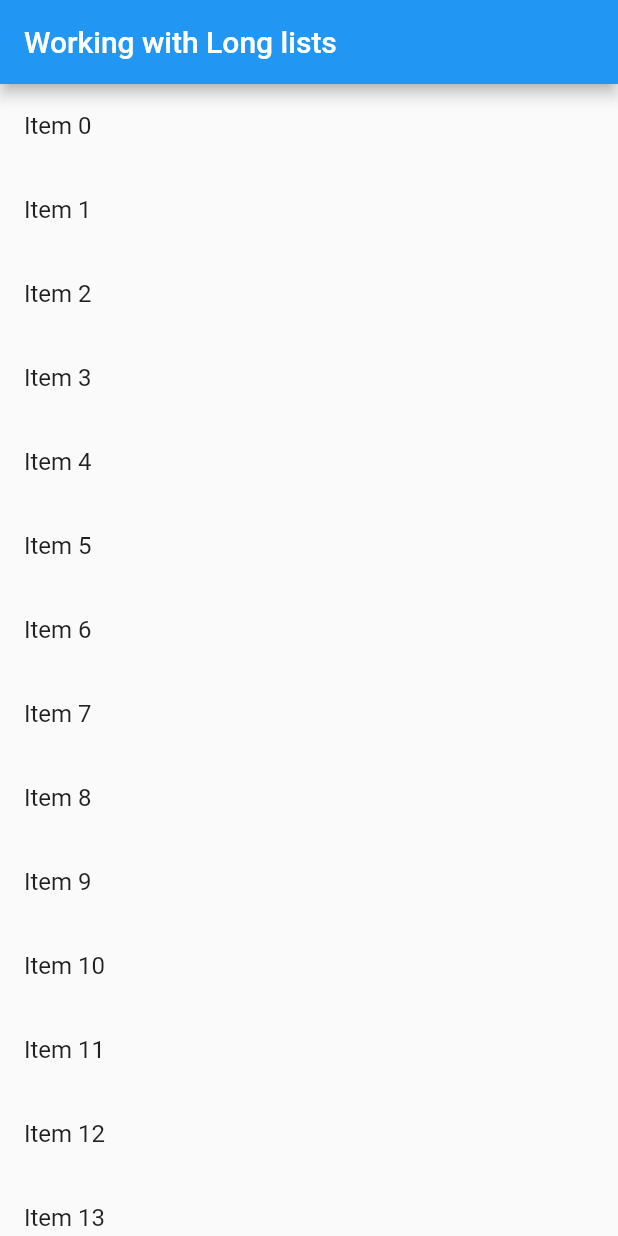
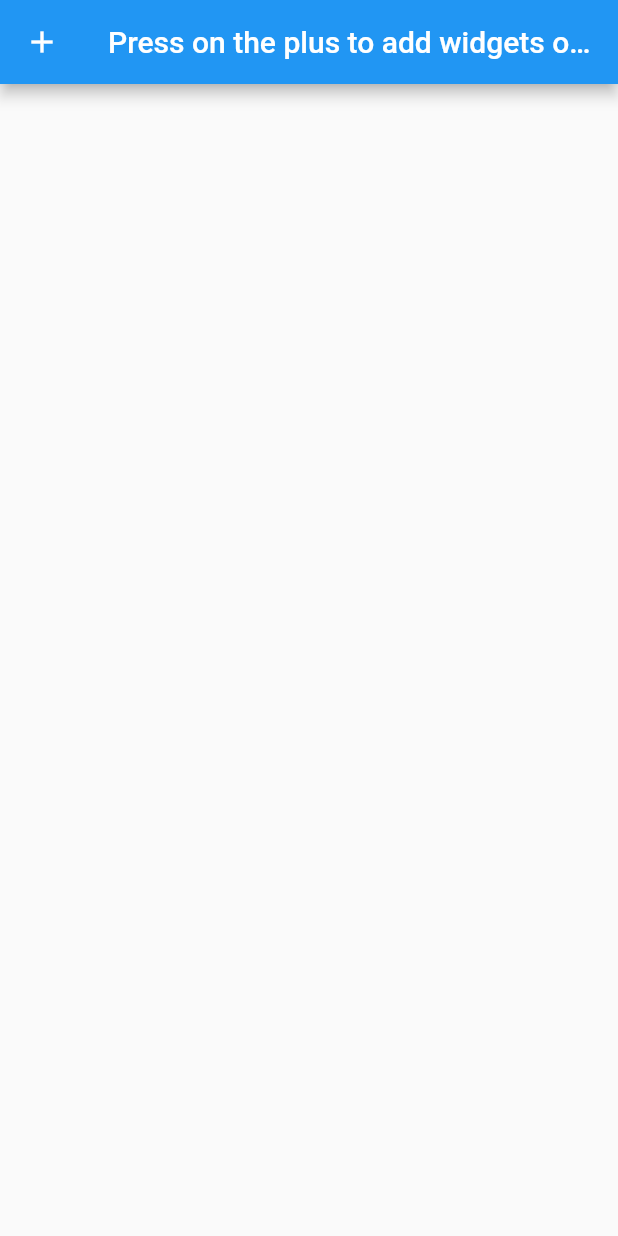
Before and after one commit to mohan-dev1248/flutter_app_cookbook, a Flutter app: the screen it shows after launch, on a phone screen of 412 x 824 dp. Run offline on Flutter 3.47's test engine with Material 2 defaults, Android fonts, the phone set to English and light mode, and no system bars; our stand-ins replace cached_network_image, transparent_image.

Commit message:
Custom Scroll View examples

```diff
--- /dev/null
+++ b/lib/lists/CustomScrollViewDemo3.dart
@@ -0,0 +1,83 @@
+import 'package:flutter/material.dart';
+
+class CustomScrollViewDemo3 extends StatelessWidget{
+
+  const CustomScrollViewDemo3({Key? key}): super(key: key);
+
+  static const String _title = 'Flutter Code Sample';
+
+  @override
+  Widget build(BuildContext context) {
+
+    return MaterialApp(
+      title: _title,
+      home: MyStatefulWidget(),
+    );
+  }
+}
+
+class MyStatefulWidget extends StatefulWidget{
+
+  const MyStatefulWidget({Key? key}): super(key: key);
+
+  @override
+  _MyStatefulWidget createState() => _MyStatefulWidget();
+}
+
+//We will add the data to top and bottom of the list
+class _MyStatefulWidget extends State<MyStatefulWidget>{
+
+  List<int> top = <int>[];
+  List<int> bottom = <int>[];
+
+  @override
+  Widget build(BuildContext context) {
+    const Key centreKey = ValueKey<String>('bottom-silver-list');
+    return Scaffold(
+      appBar: AppBar(
+        title: Text('Press on the plus to add widgets on top and bottm'),
+        leading: IconButton(
+          icon: const Icon(Icons.add),
+          onPressed: (){
+            setState(() {
+              top.add(-top.length-1);
+              bottom.add(bottom.length);
+            });
+          },
+        ),
+      ),
+      body: CustomScrollView(
+        center: centreKey,
+        slivers: <Widget>[
+          SliverList(
+            delegate: SliverChildBuilderDelegate(
+                  (BuildContext context, int index) {
+                return Container(
+                  alignment: Alignment.center,
+                  color: Colors.blue[200 + top[index] % 4 * 100],
+                  height: 100 + top[index] % 4 * 20.0,
+                  child: Text('Item: ${top[index]}'),
+                );
+              },
+              childCount: top.length,
+            ),
+          ),
+          SliverList(
+            key: ValueKey<String>('bottom-silver-list'),
+            delegate: SliverChildBuilderDelegate(
+                  (BuildContext context, int index) {
+                return Container(
+                  alignment: Alignment.center,
+                  color: Colors.blue[200 + bottom[index] % 4 * 100],
+                  height: 100 + bottom[index] % 4 * 20.0,
+                  child: Text('Item: ${bottom[index]}'),
+                );
+              },
+              childCount: bottom.length,
+            ),
+          ),
+        ],
+      ),
+    );
+  }
+}
--- a/lib/main.dart
+++ b/lib/main.dart
@@ -13,6 +13,8 @@ import 'package:flutter_app_cookbook/images/cachedImageExample.dart';
 import 'package:flutter_app_cookbook/images/displayImageFromNet.dart';
 import 'package:flutter_app_cookbook/images/fadeInImages.dart';
 import 'package:flutter_app_cookbook/layouts/tutorial.dart';
+import 'package:flutter_app_cookbook/lists/CustomScrollViewDemo1.dart';
+import 'package:flutter_app_cookbook/lists/CustomScrollViewDemo2.dart';
 import 'package:flutter_app_cookbook/lists/GridSample.dart';
 import 'package:flutter_app_cookbook/lists/HorizontalList.dart';
 import 'package:flutter_app_cookbook/lists/ListViewSample.dart';
@@ -20,12 +22,13 @@ import 'package:flutter_app_cookbook/lists/LongListExample.dart';
 import 'package:flutter_app_cookbook/state/StateWithinWidget.dart';
 import 'package:flutter_app_cookbook/state/mix.dart';
 
+import 'lists/CustomScrollViewDemo3.dart';
 import 'state/StateWithParent.dart';
 
 
 //Whatever your widget you want to test it, put it inside the runApp try it
 void main() {
   runApp(
-    LongListExample()
+    CustomScrollViewDemo3()
   );
 }
```
Also changed, not shown: lib/lists/CustomScrollViewDemo1.dart (added, +34 -0 lines), lib/lists/CustomScrollViewDemo2.dart (added, +52 -0 lines).
